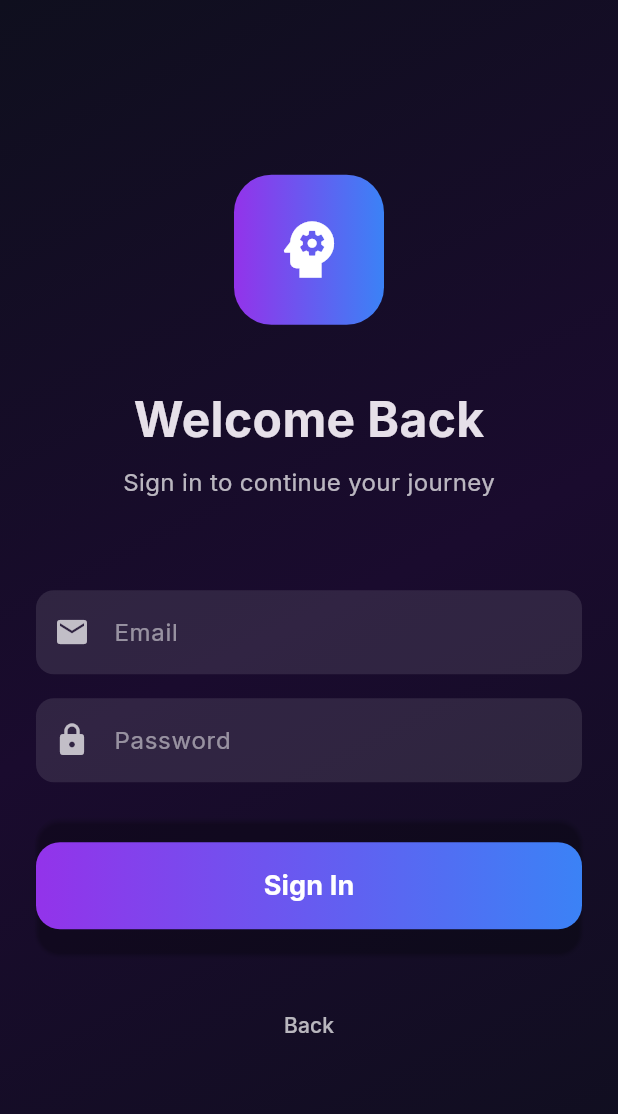
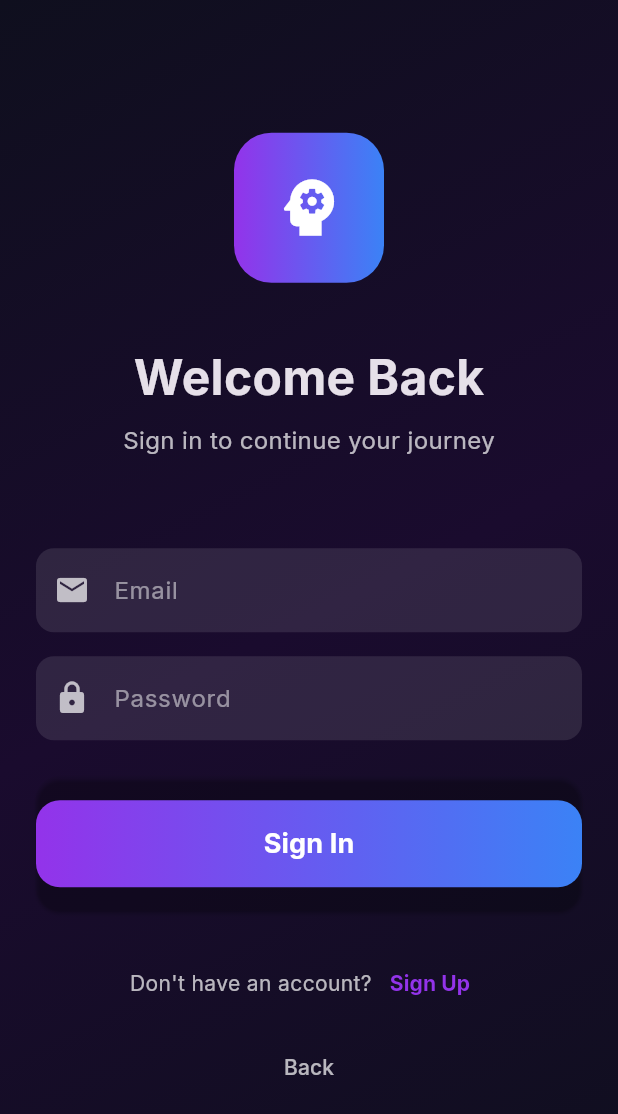
Before and after one commit to J2c-ashwani/Twinmind, a Flutter app: the screen it shows after launch, after a tap on "Sign In", on a phone screen of 412 x 824 dp. Shown: the top 1114 px of the screen. Run offline on Flutter 3.47's test engine with Material 3 defaults, Android fonts, the phone set to English and light mode, and no system bars; our stand-ins replace emoji_picker_flutter, firebase_core, firebase_messaging, flutter_local_notifications, flutter_markdown, google_fonts and 4 more; missing offline and left inert: flutter_sound; accounts and stored records are empty.

Commit message:
Fix Onboarding Authentication Flow: Add Signup Support
Critical Fix for Issue #3:
- Add signup mode toggle to LoginScreen (Create Account/Sign In)
- New users can now create accounts with email, password, and name
- Auto-login after signup and redirect to onboarding
- Update WelcomeScreen 'Create Your Twin' to navigate to login (not directly to onboarding)
- Proper authentication flow: Welcome → Signup → Login → Onboarding → Create Personality

This fixes the 'Not Authenticated' error by ensuring users have valid accounts before onboarding.

Fixes:
- Users can now complete onboarding without authentication errors
- Proper user journey from signup through personality creation
- Button text visibility (Issue #1) - already fixed
- Scroll position reset (Issue #2) - already fixed
- Authentication error (Issue #3) - NOW FIXED

All 3 onboarding issues resolved.

```diff
--- a/mobile/lib/screens/login_screen.dart
+++ b/mobile/lib/screens/login_screen.dart
@@ -13,13 +13,16 @@ class LoginScreen extends StatefulWidget {
 class _LoginScreenState extends State<LoginScreen> {
   final _emailController = TextEditingController();
   final _passwordController = TextEditingController();
+  final _nameController = TextEditingController();
   bool _isLoading = false;
+  bool _isSignupMode = false;
   String? _error;
 
   @override
   void dispose() {
     _emailController.dispose();
     _passwordController.dispose();
+    _nameController.dispose();
     super.dispose();
   }
 
@@ -76,6 +79,56 @@ class _LoginScreenState extends State<LoginScreen> {
     }
   }
 
+  Future<void> _handleSignup() async {
+    final email = _emailController.text.trim();
+    final password = _passwordController.text.trim();
+    final name = _nameController.text.trim();
+
+    if (email.isEmpty || password.isEmpty || name.isEmpty) {
+      setState(() {
+        _error = 'Please fill in all fields';
+      });
+      return;
+    }
+
+    if (password.length < 6) {
+      setState(() {
+        _error = 'Password must be at least 6 characters';
+      });
+      return;
+    }
+
+    setState(() {
+      _isLoading = true;
+      _error = null;
+    });
+
+    try {
+      final authService = Provider.of<AuthService>(context, listen: false);
+      await authService.signUpWithEmail(email, password, name);
+
+      // After signup, sign in automatically
+      final user = await authService.signInWithEmail(email, password);
+
+      if (mounted && user != null) {
+        // New users always need onboarding
+        Navigator.pushReplacementNamed(context, '/onboarding');
+      }
+    } catch (e) {
+      if (mounted) {
+        setState(() {
+          _error = e.toString().replaceAll('Exception: ', '');
+        });
+      }
+    } finally {
+      if (mounted) {
+        setState(() {
+          _isLoading = false;
+        });
+      }
+    }
+  }
+
   @override
   Widget build(BuildContext context) {
     return Scaffold(
@@ -116,9 +169,9 @@ class _LoginScreenState extends State<LoginScreen> {
 
                 const SizedBox(height: 40),
 
-                const Text(
-                  'Welcome Back',
-                  style: TextStyle(
+                Text(
+                  _isSignupMode ? 'Create Your Twin' : 'Welcome Back',
+                  style: const TextStyle(
                     fontSize: 32,
                     fontWeight: FontWeight.bold,
                   ),
@@ -126,9 +179,9 @@ class _LoginScreenState extends State<LoginScreen> {
 
                 const SizedBox(height: 8),
 
-                const Text(
-                  'Sign in to continue your journey',
-                  style: TextStyle(
+                Text(
+                  _isSignupMode ? 'Start your personalized AI journey' : 'Sign in to continue your journey',
+                  style: const TextStyle(
                     fontSize: 16,
                     color: Colors.white70,
                   ),
@@ -136,10 +189,31 @@ class _LoginScreenState extends State<LoginScreen> {
 
                 const SizedBox(height: 60),
 
+                // Name Field (only for signup)
+                if (_isSignupMode) ...[
+                  TextField(
+                    controller: _nameController,
+                    style: const TextStyle(color: Colors.white),
+                    decoration: InputDecoration(
+                      hintText: 'Full Name',
+                      hintStyle: TextStyle(color: Colors.white.withOpacity(0.5)),
+                      filled: true,
+                      fillColor: Colors.white.withOpacity(0.1),
+                      border: OutlineInputBorder(
+                        borderRadius: BorderRadius.circular(12),
+                        borderSide: BorderSide.none,
+                      ),
+                      prefixIcon: const Icon(Icons.person, color: Colors.white70),
+                    ),
+                  ),
+                  const SizedBox(height: 16),
+                ],
+
                 // Email Field
                 TextField(
                   controller: _emailController,
                   style: const TextStyle(color: Colors.white),
+                  keyboardType: TextInputType.emailAddress,
                   decoration: InputDecoration(
                     hintText: 'Email',
                     hintStyle: TextStyle(color: Colors.white.withOpacity(0.5)),
@@ -179,7 +253,7 @@ class _LoginScreenState extends State<LoginScreen> {
                 SizedBox(
                   width: double.infinity,
                   child: ElevatedButton(
-                    onPressed: _isLoading ? null : _handleLogin,
+                    onPressed: _isLoading ? null : (_isSignupMode ? _handleSignup : _handleLogin),
                     style: ElevatedButton.styleFrom(
                       padding: const EdgeInsets.symmetric(vertical: 16),
                       backgroundColor: Colors.transparent,
@@ -209,9 +283,9 @@ class _LoginScreenState extends State<LoginScreen> {
                                   valueColor: AlwaysStoppedAnimation<Color>(Colors.white),
                                 ),
                               )
-                            : const Text(
-                                'Sign In',
-                                style: TextStyle(
+                            : Text(
+                                _isSignupMode ? 'Create Account' : 'Sign In',
+                                style: const TextStyle(
                                   fontSize: 18,
                                   fontWeight: FontWeight.bold,
                                 ),
@@ -232,6 +306,31 @@ class _LoginScreenState extends State<LoginScreen> {
 
                 const SizedBox(height: 24),
 
+                // Toggle signup/signin
+                Row(
+                  mainAxisAlignment: MainAxisAlignment.center,
+                  children: [
+                    Text(
+                      _isSignupMode ? 'Already have an account?' : "Don't have an account?",
+                      style: const TextStyle(color: Colors.white70),
+                    ),
+                    TextButton(
+                      onPressed: () {
+                        setState(() {
+                          _isSignupMode = !_isSignupMode;
+                          _error = null;
+                        });
+                      },
+                      child: Text(
+                        _isSignupMode ? 'Sign In' : 'Sign Up',
+                        style: const TextStyle(color: Color(0xFF9333EA), fontWeight: FontWeight.bold),
+                      ),
+                    ),
+                  ],
+                ),
+
+                const SizedBox(height: 8),
+
                 // Back button
                 TextButton(
                   onPressed: () => Navigator.pop(context),
--- a/mobile/lib/screens/welcome_screen.dart
+++ b/mobile/lib/screens/welcome_screen.dart
@@ -86,7 +86,7 @@ class WelcomeScreen extends StatelessWidget {
                     width: double.infinity,
                     child: ElevatedButton(
                       onPressed: () {
-                        Navigator.pushNamed(context, '/onboarding');
+                        Navigator.pushNamed(context, '/login');
                       },
                       style: ElevatedButton.styleFrom(
                         padding: const EdgeInsets.symmetric(vertical: 18),
```
